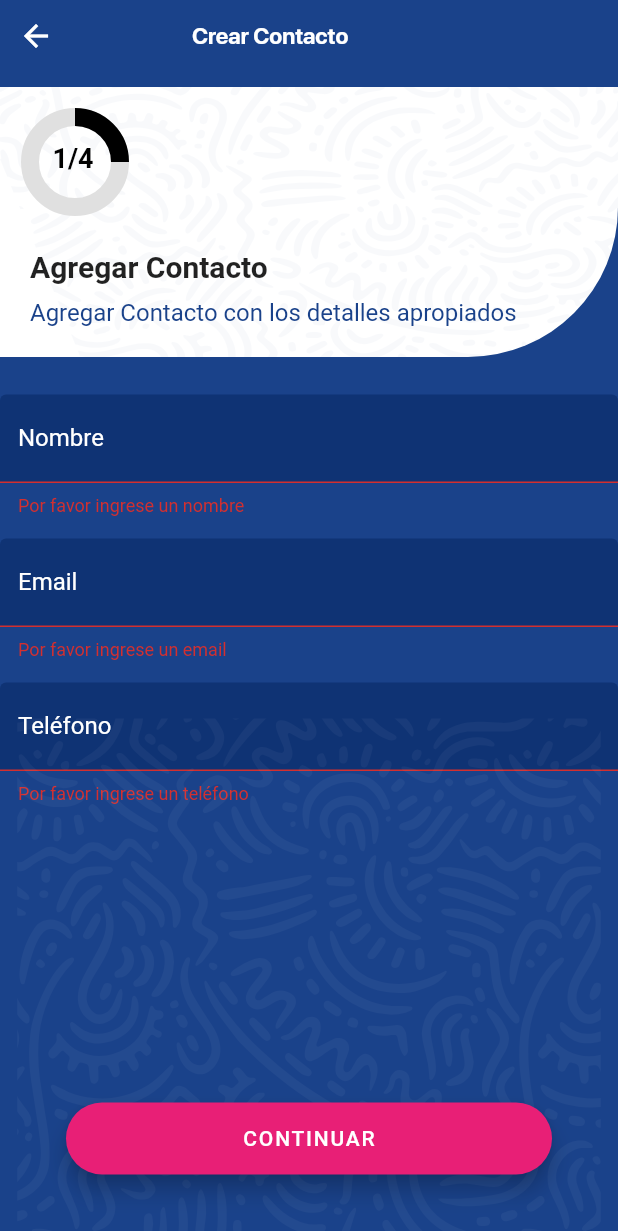
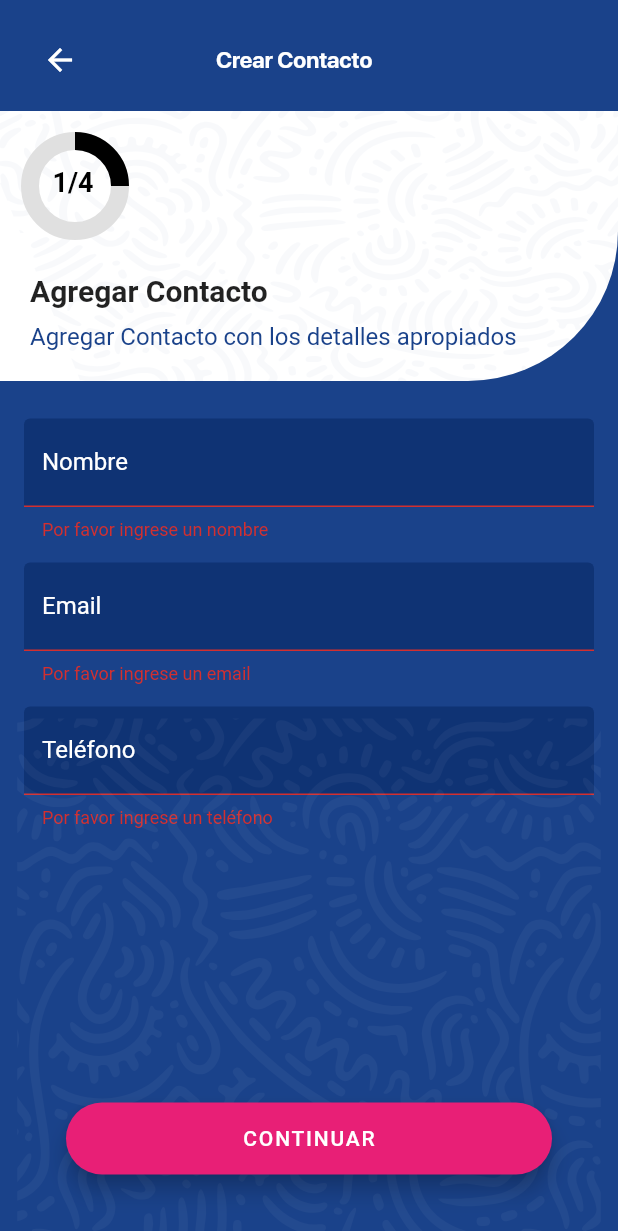
Before and after one commit to starklabsindia77/testapp, a Flutter app: the AddContactPage screen opened by its route, after a tap on "CONTINUAR", on a phone screen of 412 x 824 dp. Shown: the top 1231 px of the screen. Run offline on Flutter 3.47's test engine with Material 2 defaults, Android fonts, the phone set to English and light mode, and no system bars; our stand-ins replace flutter_keyboard_visibility, flutter_svg, get.

Commit message:
updated issue solved

```diff
--- a/lib/app/views/add_contact_page.dart
+++ b/lib/app/views/add_contact_page.dart
@@ -1,5 +1,4 @@
-// ignore_for_file: public_member_api_docs, sort_constructors_first, library_private_types_in_public_api
-// ignore_for_file: prefer_const_constructors
+// ignore_for_file: prefer_const_constructors, use_key_in_widget_constructors, prefer_const_literals_to_create_immutables, library_private_types_in_public_api
 
 import 'package:flutter/material.dart';
 import 'package:flutter_keyboard_visibility/flutter_keyboard_visibility.dart';
@@ -16,25 +15,26 @@ import 'package:testapp/app/widgets/custom_container.dart';
 import 'package:testapp/app/widgets/app_bar.dart';
 
 
+
 class AddContactPage extends StatefulWidget {
-  const AddContactPage({Key? key}) : super(key: key);
-
   @override
   _AddContactPageState createState() => _AddContactPageState();
 }
 
-class _AddContactPageState extends State<AddContactPage>
-    with SingleTickerProviderStateMixin {
-  final ContactController _contactController = Get.put(ContactController());
+class _AddContactPageState extends State<AddContactPage> with SingleTickerProviderStateMixin {
+  final KeyboardVisibilityController _keyboardVisibilityController = KeyboardVisibilityController();
+  final ContactController contactController = Get.put(ContactController());
+
+  // Animation properties
   late AnimationController _animationController;
   late Animation<double> _animation;
 
   @override
   void initState() {
     super.initState();
-    _animationController =
-        AnimationController(vsync: this, duration: const Duration(seconds: 2));
-    _animation = Tween<double>(begin: 0, end: 1).animate(_animationController);
+
+    // Initialize animation
+    _initAnimation();
   }
 
   @override
@@ -43,19 +43,68 @@ class _AddContactPageState extends State<AddContactPage>
     super.dispose();
   }
 
+  void _initAnimation() {
+    _animationController = AnimationController(
+      vsync: this,
+      duration: const Duration(seconds: 2),
+    );
+
+    _animation = Tween<double>(begin: 0, end: 1).animate(_animationController);
+  }
+
   @override
   Widget build(BuildContext context) {
+
+
     return KeyboardVisibilityProvider(
+      controller: _keyboardVisibilityController,
       child: Scaffold(
         backgroundColor: AppColor.primary,
         body: Stack(
-          children: <Widget>[
-            _buildListView(),
+          children: [
+            ListView(
+              children: [
+                Padding(
+                  padding: const EdgeInsets.only(top: 0.0),
+                  child: Column(
+                    children: [
+                      Padding(
+                        padding: const EdgeInsets.only(
+                            top: 16.0, left: 16.0, right: 16.0),
+                        child: AppBarWidget(
+                          title: contactController.getLocalizedText(AppLocalizations.of(context)!.create, AppLocalizations.of(context)!.create_es ),
+                        ),
+                      ),
+                      SizedBox(height: 10),
+                      CustomContainer(),
+                      SizedBox(height: 25),
+                      Padding(
+                        padding: const EdgeInsets.symmetric(horizontal: 16.0),
+                        child: ContactForm(
+                          contactController: contactController,
+                          nameLabel: contactController.getLocalizedText( AppLocalizations.of(context)!.name, AppLocalizations.of(context)!.name_es ),
+                          nameError: contactController.getLocalizedText( AppLocalizations.of(context)!.nametext, AppLocalizations.of(context)!.nametext_es),
+                          emailLabel: contactController.getLocalizedText( AppLocalizations.of(context)!.email, AppLocalizations.of(context)!.email_es ),
+                          emailError:
+                              contactController.getLocalizedText( AppLocalizations.of(context)!.emailtext, AppLocalizations.of(context)!.emailtext_es  ),
+                          phoneLabel: contactController.getLocalizedText( AppLocalizations.of(context)!.phone, AppLocalizations.of(context)!.phone_es ),
+                          phoneError:
+                              contactController.getLocalizedText( AppLocalizations.of(context)!.phonetext, AppLocalizations.of(context)!.phonetext_es),
+                        ),
+                      ),
+                    ],
+                  ),
+                ),
+              ],
+            ),
             Positioned(
               bottom: 0,
               left: 0,
               right: 0,
-                child: SvgPicture.asset('assets/svg/Parten.svg')),
+              child: SvgPicture.asset(
+                'assets/svg/Parten.svg',
+              ),
+            ),
           ],
         ),
         floatingActionButton: KeyboardVisibilityBuilder(
@@ -70,14 +119,14 @@ class _AddContactPageState extends State<AddContactPage>
                   child: FloatingActionButton.extended(
                     backgroundColor: AppColor.secondary,
                     onPressed: () {
-                      if (_contactController.validateForm()) {
-                        final newContact = _contactController.createContact();
+                      if (contactController.validateForm()) {
+                        final newContact = contactController.createContact();
                         // Call the addContact function to add the new contact
-                        _contactController.addContact(newContact);
+                        contactController.addContact(newContact);
                         showSuccessPopup();
                       }
                     },
-                    label: Text(_contactController.getLocalizedText(AppLocalizations.of(context)!.proceed, AppLocalizations.of(context)!.proceed_es),
+                    label: Text(contactController.getLocalizedText(AppLocalizations.of(context)!.proceed, AppLocalizations.of(context)!.proceed_es),
                         style: TextStyle(color: Colors.white)),
                   ),
                 ),
@@ -90,71 +139,21 @@ class _AddContactPageState extends State<AddContactPage>
     );
   }
 
-  ListView _buildListView() {
-    return ListView(
-      children: <Widget>[
-        Padding(
-          padding: const EdgeInsets.only(top: 0.0),
-          child: Column(
-            children: <Widget>[
-              _buildAppBarWidget(),
-              const SizedBox(height: 10),
-              const CustomContainer(),
-              const SizedBox(height: 25),
-              _buildContactForm(),
-            ],
-          ),
-        ),
-      ],
-    );
-  }
-
-  AppBarWidget _buildAppBarWidget() {
-  return AppBarWidget(
-    title: _contactController.getLocalizedText(
-        AppLocalizations.of(context)!.create,
-        AppLocalizations.of(context)!.create_es) ,
-  );
-}
-
-  ContactForm _buildContactForm() {
-    return ContactForm(
-      contactController: _contactController,
-      nameLabel: _contactController.getLocalizedText(
-          AppLocalizations.of(context)!.name,
-          AppLocalizations.of(context)!.name_es),
-      nameError: _contactController.getLocalizedText(
-          AppLocalizations.of(context)!.nametext,
-          AppLocalizations.of(context)!.nametext_es),
-      emailLabel: _contactController.getLocalizedText(
-          AppLocalizations.of(context)!.email,
-          AppLocalizations.of(context)!.email_es),
-      emailError: _contactController.getLocalizedText(
-          AppLocalizations.of(context)!.emailtext,
-          AppLocalizations.of(context)!.emailtext_es),
-      phoneLabel: _contactController.getLocalizedText(
-          AppLocalizations.of(context)!.phone,
-          AppLocalizations.of(context)!.phone_es),
-      phoneError: _contactController.getLocalizedText(
-          AppLocalizations.of(context)!.phonetext,
-          AppLocalizations.of(context)!.phonetext_es),
-    );
-  }
-
-
-
   void showSuccessPopup() {
-    Get.dialog(_buildSuccessPopup());
+    // Reset the animation
+    Get.dialog(buildSuccessPopup(context));
 
     _animationController.reset();
 
+    // Start the animation
     _animationController.forward().then((_) {
-      _contactController.clearForm();
+      // Animation completed, reset form and navigate back
+      contactController.clearForm();
       Get.back();
     });
   }
 
-  Widget _buildSuccessPopup() {
+  Widget buildSuccessPopup(BuildContext context) {
     return Center(
       child: Container(
         width: 200.0,
@@ -165,32 +164,15 @@ class _AddContactPageState extends State<AddContactPage>
         ),
         child: Column(
           mainAxisAlignment: MainAxisAlignment.center,
-          children: <Widget>[
-            _buildAnimatedBuilder(),
-            const SizedBox(height: 16.0),
-            Text(
-              'Contact Added',
-              style: TextStyle(
-                fontSize: 18.0,
-                fontWeight: FontWeight.bold,
-                color: AppColor.primarySoft,
-              ),
-            ),
-          ],
-        ),
-      ),
-    );
-  }
-
-  AnimatedBuilder _buildAnimatedBuilder() {
-    return AnimatedBuilder(
+          children: [
+            AnimatedBuilder(
               animation: _animationController,
               builder: (context, child) {
                 return FadeTransition(
                   opacity: _animation,
                   child: ScaleTransition(
                     scale: _animation,
-            child: const Icon(
+                    child: Icon(
                       Icons.check_circle,
                       color: AppColor.primary,
                       size: 80.0,
@@ -198,6 +180,18 @@ class _AddContactPageState extends State<AddContactPage>
                   ),
                 );
               },
+            ),
+            SizedBox(height: 16.0),
+            Text(
+              'Contact Added',
+              style: TextStyle(
+                  fontSize: 18.0,
+                  fontWeight: FontWeight.bold,
+                  color: AppColor.primarySoft),
+            ),
+          ],
+        ),
+      ),
     );
   }
 }
```
Lines whose indentation alone changed are shown as unchanged.
